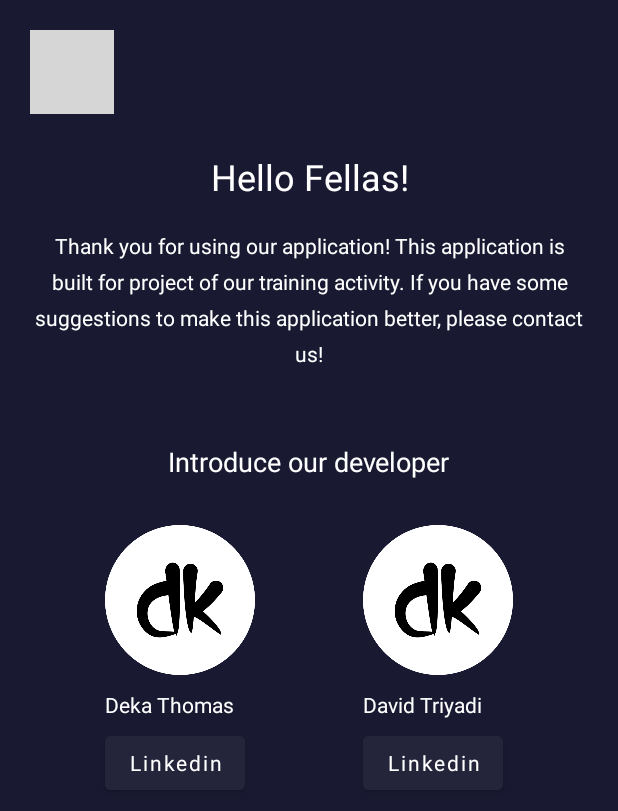
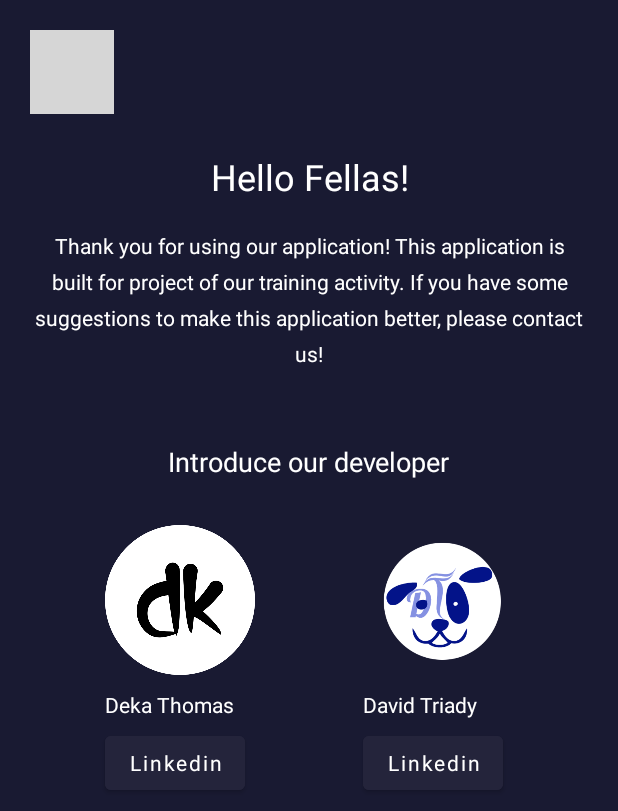
Before and after one commit to dekathomas/android-movie-mini-project, an Android app: the InformationActivity screen opened directly, with no data from a screen before it, on a phone screen of 412 x 824 dp. Shown: the top 811 px of the screen. Run offline under Robolectric (Android 15) with nearby library versions, the phone set to English and light mode, and no system bars; Roboto replaces fonts that are not available here; grey boxes are pictures that could not be loaded.

Commit message:
add logo

```diff
--- a/app/src/main/res/layout/activity_information.xml
+++ b/app/src/main/res/layout/activity_information.xml
@@ -77,7 +77,7 @@
         android:layout_marginEnd="50dp"
         app:layout_constraintEnd_toEndOf="parent"
         app:layout_constraintTop_toBottomOf="@+id/textView4"
-        app:srcCompat="@drawable/dekathomas" />
+        app:srcCompat="@drawable/davidtriady" />
 
     <TextView
         android:id="@+id/textView5"
@@ -96,7 +96,7 @@
         android:layout_height="wrap_content"
         android:layout_marginTop="10dp"
         android:fontFamily="@font/roboto"
-        android:text="David Triyadi"
+        android:text="David Triady"
         android:textColor="@color/white"
         app:layout_constraintStart_toStartOf="@+id/imageView4"
         app:layout_constraintTop_toBottomOf="@+id/imageView4" />
```
Also changed, not shown: app/src/main/java/com/example/androidmovieminiproject/api/TmdbApi.java (+13 -0 lines), app/src/main/java/com/example/androidmovieminiproject/repository/MovieRepository.java (+15 -1 lines), app/src/main/res/drawable/davidtriady.png (added).
